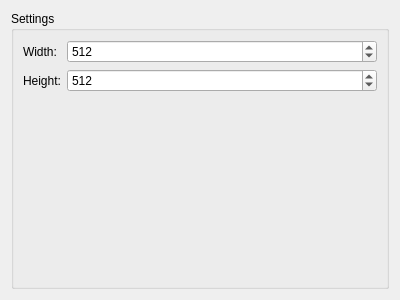
Qt form Desktop/src/ui/HolovideoCodecOptions.ui (karpinsn/SLS) before a commit.
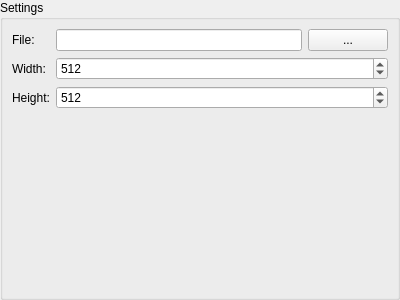
The same form after that commit.

Commit message: Got Holovideo encoding working again. Need to fix the source file chooser on the GUI and also the views are skewed

The edit to the form file:
```diff
--- a/Desktop/src/ui/HolovideoCodecOptions.ui
+++ b/Desktop/src/ui/HolovideoCodecOptions.ui
@@ -14,6 +14,9 @@
    <string>Form</string>
   </property>
   <layout class="QGridLayout" name="gridLayout">
+   <property name="margin">
+    <number>0</number>
+   </property>
    <item row="0" column="0">
     <widget class="QWidget" name="widget" native="true">
      <layout class="QGridLayout" name="gridLayout_2">
@@ -32,21 +35,21 @@
          <property name="fieldGrowthPolicy">
           <enum>QFormLayout::AllNonFixedFieldsGrow</enum>
          </property>
-         <item row="0" column="0">
+         <item row="1" column="0">
           <widget class="QLabel" name="widthLabel">
            <property name="text">
             <string>Width:</string>
            </property>
           </widget>
          </item>
-         <item row="1" column="0">
+         <item row="2" column="0">
           <widget class="QLabel" name="heightLabel">
            <property name="text">
             <string>Height:</string>
            </property>
           </widget>
          </item>
-         <item row="1" column="1">
+         <item row="2" column="1">
           <widget class="QSpinBox" name="heightBox">
            <property name="maximum">
             <number>10000</number>
@@ -56,7 +59,7 @@
            </property>
           </widget>
          </item>
-         <item row="0" column="1">
+         <item row="1" column="1">
           <widget class="QSpinBox" name="widthBox">
            <property name="maximum">
             <number>10000</number>
@@ -66,6 +69,38 @@
            </property>
           </widget>
          </item>
+         <item row="0" column="1">
+          <widget class="QWidget" name="widget_2" native="true">
+           <layout class="QHBoxLayout" name="horizontalLayout">
+            <property name="margin">
+             <number>0</number>
+            </property>
+            <item>
+             <widget class="QLineEdit" name="sourceFileBox"/>
+            </item>
+            <item>
+             <widget class="QPushButton" name="sourceFileChooseButton">
+              <property name="sizePolicy">
+               <sizepolicy hsizetype="Minimum" vsizetype="Minimum">
+                <horstretch>0</horstretch>
+                <verstretch>0</verstretch>
+               </sizepolicy>
+              </property>
+              <property name="text">
+               <string>...</string>
+              </property>
+             </widget>
+            </item>
+           </layout>
+          </widget>
+         </item>
+         <item row="0" column="0">
+          <widget class="QLabel" name="label">
+           <property name="text">
+            <string>File:</string>
+           </property>
+          </widget>
+         </item>
         </layout>
        </widget>
       </item>
```
The commit also changes 26 other files.
